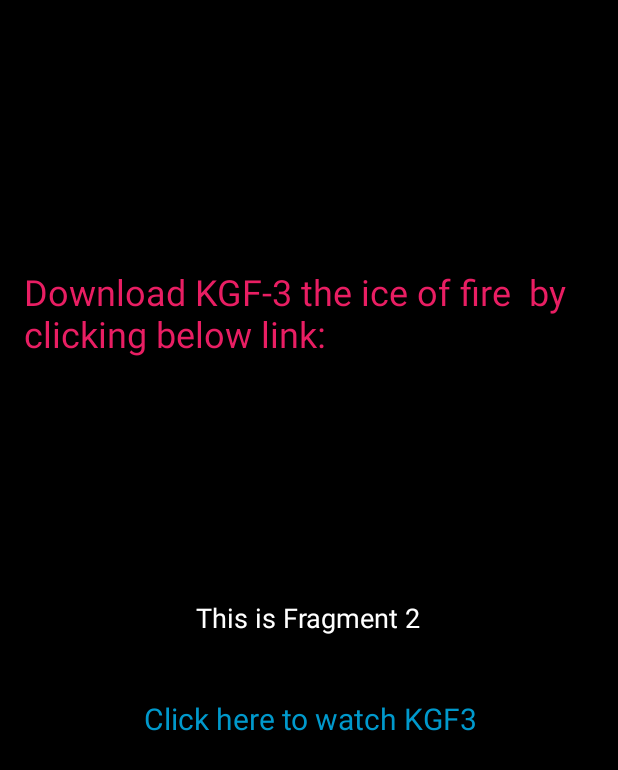
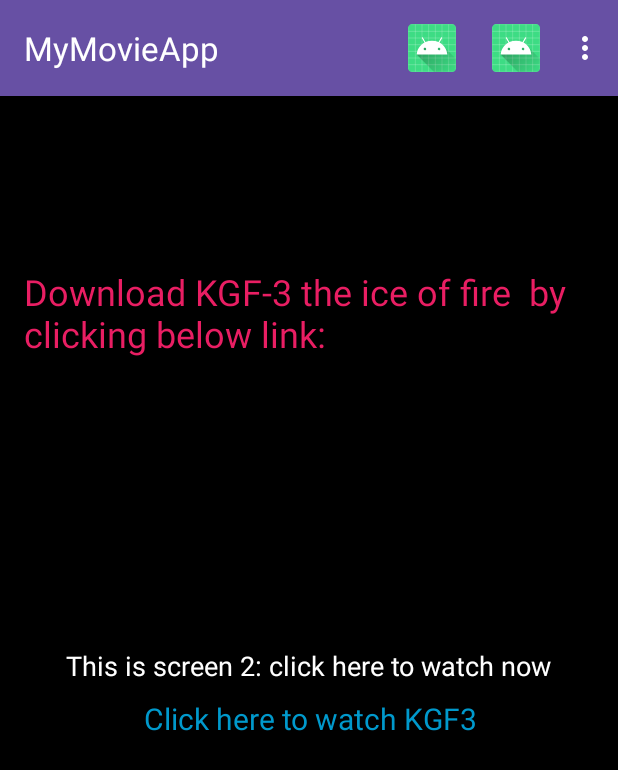
Before and after one commit to Real-Sanjay/dummyandroid, an Android app: the fragment DarkFragment placed in its activity, on a phone screen of 412 x 824 dp. Shown: the top 770 px of the screen. Run offline under Robolectric (Android 15) with nearby library versions, the light colour scheme and no system bars.

Commit message:
action item added

```diff
--- a/app/src/main/java/com/codeknight/sjapp/DarkFragment.java
+++ b/app/src/main/java/com/codeknight/sjapp/DarkFragment.java
@@ -1,14 +1,44 @@
 package com.codeknight.sjapp;
 
+import android.content.Intent;
 import android.os.Bundle;
 import android.view.LayoutInflater;
 import android.view.View;
 import android.view.ViewGroup;
+import android.widget.TextView;
+
+import androidx.annotation.NonNull;
+import androidx.annotation.Nullable;
 import androidx.fragment.app.Fragment;
 
 public class DarkFragment extends Fragment {
+
+    public DarkFragment() {
+        // Required empty public constructor
+    }
+
     @Override
-    public View onCreateView(LayoutInflater inflater, ViewGroup container, Bundle savedInstanceState) {
+    public View onCreateView(LayoutInflater inflater, ViewGroup container,
+                             Bundle savedInstanceState) {
+        // Inflate the layout for this fragment
         return inflater.inflate(R.layout.fragment_dark, container, false);
     }
+
+    @Override
+    public void onViewCreated(@NonNull View view, @Nullable Bundle savedInstanceState) {
+        super.onViewCreated(view, savedInstanceState);
+
+        // Find the TextView in the fragment layout
+        TextView tvFragmentLabel = view.findViewById(R.id.tvFragmentLabel);
+
+        // Set an OnClickListener on the TextView
+        tvFragmentLabel.setOnClickListener(new View.OnClickListener() {
+            @Override
+            public void onClick(View v) {
+                // Launch SecondActivity when TextView is clicked
+                Intent intent = new Intent(getActivity(), SecondActivity.class);
+                startActivity(intent);
+            }
+        });
+    }
 }
--- a/app/src/main/java/com/codeknight/sjapp/MainActivity.java
+++ b/app/src/main/java/com/codeknight/sjapp/MainActivity.java
@@ -3,9 +3,13 @@
 import android.content.Intent;
 import android.content.res.Configuration;
 import android.os.Bundle;
+import android.view.Menu;
+import android.view.MenuItem;
 import android.view.View;
+import android.widget.Toast;
 
 import androidx.appcompat.app.AppCompatActivity;
+import androidx.appcompat.widget.Toolbar;
 import androidx.fragment.app.Fragment;
 import androidx.fragment.app.FragmentTransaction;
 
@@ -15,6 +19,12 @@
     protected void onCreate(Bundle savedInstanceState) {
         super.onCreate(savedInstanceState);
         setContentView(R.layout.activity_main);
+
+        Toolbar toolbar = findViewById(R.id.toolbar);
+        setSupportActionBar(toolbar);
+
+        // Set custom title for ActionBar
+        getSupportActionBar().setTitle("MyMovieApp");
 
         // Check if the device is in portrait or landscape mode
         if (getResources().getConfiguration().orientation == Configuration.ORIENTATION_PORTRAIT) {
@@ -34,4 +44,60 @@
         transaction.replace(R.id.fragment_container, fragment);
         transaction.commit();
     }
+
+    @Override
+    public boolean onCreateOptionsMenu(Menu menu) {
+        createOptionsMenu(menu);
+        return true;
+    }
+
+    private void createOptionsMenu(Menu menu) {
+        MenuItem item1 = menu.add(0, 0, 0, "Item 1");
+        item1.setIcon(R.mipmap.ic_launcher);
+        item1.setShowAsAction(MenuItem.SHOW_AS_ACTION_IF_ROOM);
+
+        MenuItem item2 = menu.add(0, 1, 1, "Item 2");
+        item2.setIcon(R.mipmap.ic_launcher);
+        item2.setShowAsAction(MenuItem.SHOW_AS_ACTION_IF_ROOM);
+
+        MenuItem item3 = menu.add(0, 2, 2, "Item 3");
+        item3.setIcon(R.mipmap.ic_launcher);
+        item3.setShowAsAction(MenuItem.SHOW_AS_ACTION_IF_ROOM);
+
+        MenuItem item4 = menu.add(0, 3, 3, "Item 4");
+        item4.setShowAsAction(MenuItem.SHOW_AS_ACTION_IF_ROOM);
+
+        MenuItem item5 = menu.add(0, 4, 4, "Item 5");
+        item5.setShowAsAction(MenuItem.SHOW_AS_ACTION_IF_ROOM);
+    }
+
+    private boolean menuChoice(MenuItem item) {
+        switch (item.getItemId()) {
+            case 0:
+                showToast("You clicked on Item 1");
+                return true;
+            case 1:
+                showToast("You clicked on Item 2");
+                return true;
+            case 2:
+                showToast("You clicked on Item 3");
+                return true;
+            case 3:
+                showToast("You clicked on Item 4");
+                return true;
+            case 4:
+                showToast("You clicked on Item 5");
+                return true;
+        }
+        return false;
+    }
+
+    private void showToast(String message) {
+        Toast.makeText(this, message, Toast.LENGTH_LONG).show();
+    }
+
+    @Override
+    public boolean onOptionsItemSelected(MenuItem item) {
+        return menuChoice(item) || super.onOptionsItemSelected(item);
+    }
 }
--- a/app/src/main/res/layout/activity_main.xml
+++ b/app/src/main/res/layout/activity_main.xml
@@ -5,12 +5,21 @@
     android:layout_height="match_parent"
     tools:context=".MainActivity">
 
+    <!-- Adding Toolbar -->
+    <androidx.appcompat.widget.Toolbar
+        android:id="@+id/toolbar"
+        android:layout_width="match_parent"
+        android:layout_height="?attr/actionBarSize"
+        android:background="?attr/colorPrimary"
+        android:elevation="4dp"
+        android:theme="@style/ThemeOverlay.AppCompat.Dark.ActionBar"/>
+
     <FrameLayout
         android:id="@+id/fragment_container"
         android:layout_width="match_parent"
-        android:layout_height="match_parent">
+        android:layout_height="match_parent"
+        android:layout_below="@id/toolbar"> <!-- Adjusted to be below the toolbar -->
     </FrameLayout>
-
 
     <TextView
         android:id="@+id/tvClickToWatch"
--- a/app/src/main/res/layout/fragment_dark.xml
+++ b/app/src/main/res/layout/fragment_dark.xml
@@ -9,8 +9,10 @@
         android:id="@+id/tvFragmentLabel"
         android:layout_width="wrap_content"
         android:layout_height="wrap_content"
-        android:text="This is Fragment 2"
+        android:text="This is screen 2: click here to watch now"
         android:textColor="@android:color/white"
         android:textSize="18sp"
         android:layout_centerInParent="true"/>
+
+
 </RelativeLayout>
--- a/app/src/main/res/values/colors.xml
+++ b/app/src/main/res/values/colors.xml
@@ -1,5 +1,2 @@
 <?xml version="1.0" encoding="utf-8"?>
-<resources>
-    <color name="black">#FF000000</color>
-    <color name="white">#FFFFFFFF</color>
-</resources>
+<resources></resources>
```
